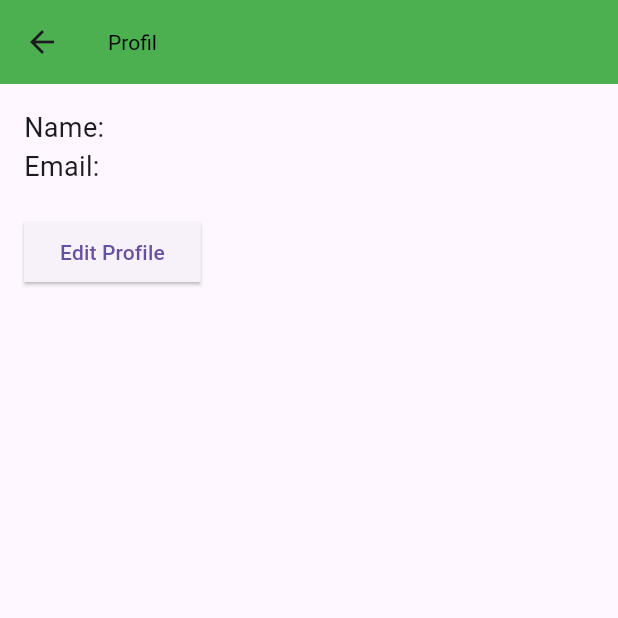
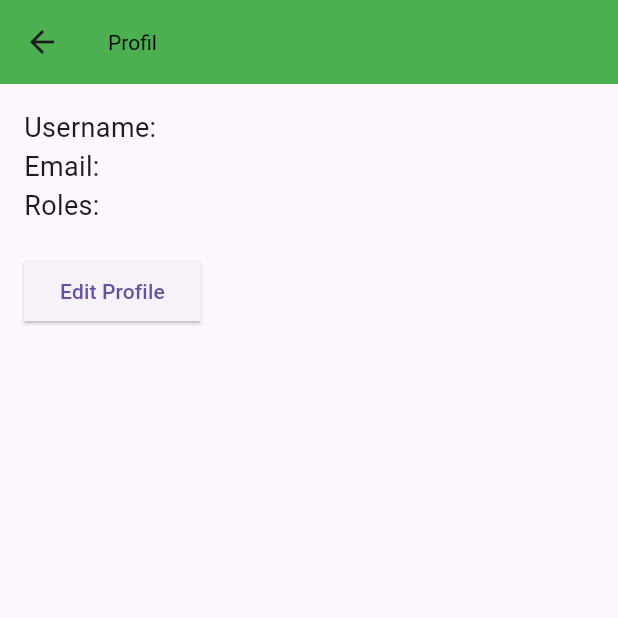
Before and after one commit to belomarkovicdev/JBTracker, a Flutter app: the ProfileScreen screen opened directly, on a phone screen of 412 x 824 dp, the top half of it. Run offline on Flutter 3.47's test engine with Material 3 defaults, Android fonts, the phone set to English and light mode, and no system bars; our stand-ins replace flutter_map, geolocator, jwt_decoder, latlong2, shared_preferences; missing offline and left inert: stomp_dart_client; accounts and stored records are empty.

```diff
--- a/frontend/lib/screen/ProfileScreen.dart
+++ b/frontend/lib/screen/ProfileScreen.dart
@@ -1,8 +1,12 @@
 import 'package:flutter/material.dart';
+import 'package:frontend/service/LoginService.dart';
+import 'package:shared_preferences/shared_preferences.dart';
 
 import 'UpdateProfileScreen.dart';
 
 class ProfileScreen extends StatefulWidget {
+  const ProfileScreen({super.key});
+
   @override
   _ProfileScreenState createState() => _ProfileScreenState();
 }
@@ -10,6 +14,24 @@ class ProfileScreen extends StatefulWidget {
 class _ProfileScreenState extends State<ProfileScreen> {
   String username = "";
   String email = "";
+  String roles = "";
+
+  @override
+  void initState() {
+    super.initState();
+    _loadUserData();
+  }
+
+  Future<void> _loadUserData() async {
+    final prefs = await SharedPreferences.getInstance();
+    setState(() {
+      var token = prefs.getString('auth_token'); // Set the token after loading
+      Map<String, dynamic> claims = LoginService().getClaimsFromToken(token!);
+      username = claims["username"];
+      email = claims["email"];
+      roles = claims["roles"];
+    });
+  }
 
   void updateProfile(String username, String email) {
     setState(() {
@@ -27,8 +49,9 @@ class _ProfileScreenState extends State<ProfileScreen> {
         child: Column(
           crossAxisAlignment: CrossAxisAlignment.start,
           children: [
-            Text("Name: $username", style: TextStyle(fontSize: 18)),
+            Text("Username: $username", style: TextStyle(fontSize: 18)),
             Text("Email: $email", style: TextStyle(fontSize: 18)),
+            Text("Roles: $roles", style: TextStyle(fontSize: 18)),
             SizedBox(height: 20),
             ElevatedButton(
               onPressed: () async {
--- a/frontend/lib/service/LoginService.dart
+++ b/frontend/lib/service/LoginService.dart
@@ -1,13 +1,31 @@
 import 'dart:convert';
 import 'package:http/http.dart' as http;
 import 'package:shared_preferences/shared_preferences.dart';
+import 'package:jwt_decoder/jwt_decoder.dart';
 
 class LoginService {
-  static const String baseUrl = "http://localhost:8000/api/auth";
+  static const String baseUrl = "http://192.168.1.5:8000/api/auth";
 
   Future<void> storeToken(String token) async {
     final SharedPreferences prefs = await SharedPreferences.getInstance();
     await prefs.setString('auth_token', token);
+  }
+
+  // create class for claims
+  Map<String, dynamic> getClaimsFromToken(String token) {
+    return JwtDecoder.decode(token);
+  }
+
+  String getUsernameFromToken(String token) {
+    return JwtDecoder.decode(token)["username"];
+  }
+
+  String getUserIdFromToken(String token) {
+    return JwtDecoder.decode(token)["userId"];
+  }
+
+  List<String> getUserRolesFromToken(String token) {
+    return JwtDecoder.decode(token)["roles"];
   }
 
   Future<bool> isLoggedIn() async {
--- a/frontend/pubspec.yaml
+++ b/frontend/pubspec.yaml
@@ -37,11 +37,13 @@ dependencies:
   share_plus: ^10.1.4
   go_router: ^14.8.1
   provider: ^6.1.2
+  jwt_decoder: ^2.0.1
   # The following adds the Cupertino Icons font to your application.
   # Use with the CupertinoIcons class for iOS style icons.
   cupertino_icons: ^1.0.8
   web_socket_channel: ^3.0.2
   shared_preferences: ^2.5.2
+  http: ^1.3.0
 
 dev_dependencies:
   flutter_test:
```
Also changed, not shown: frontend/lib/main.dart (+12 -0 lines), frontend/lib/screen/HomeScreen.dart (+7 -2 lines), frontend/lib/screen/LocationMapScreen.dart (+11 -8 lines), frontend/lib/service/UserService.dart (added, +9 -0 lines), frontend/pubspec.lock, 5 other files.
